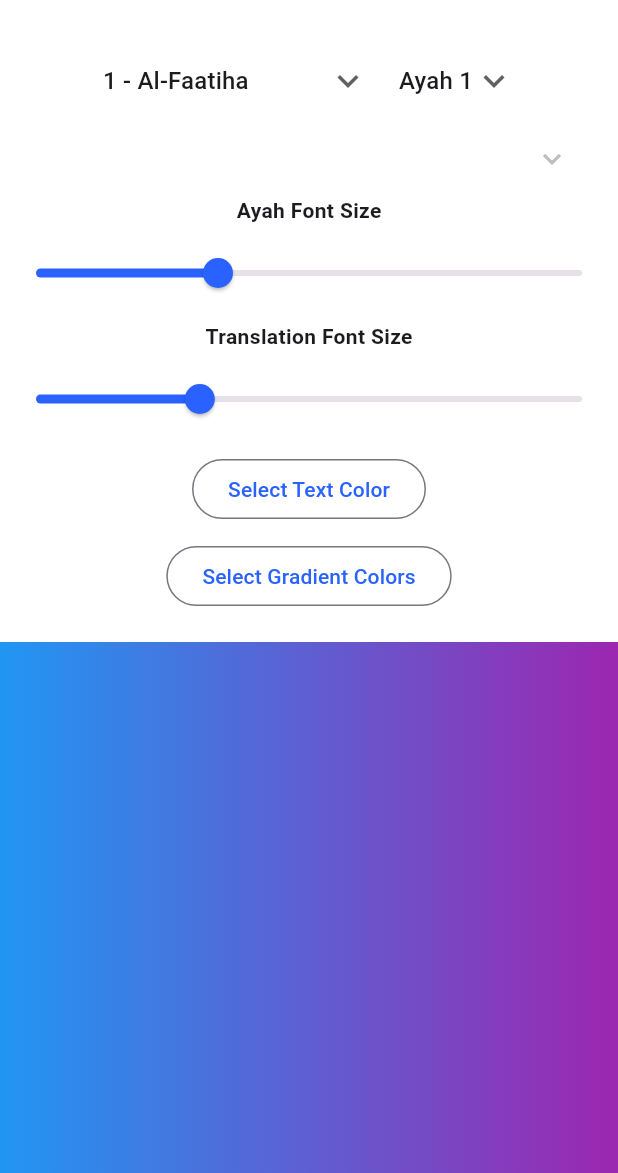
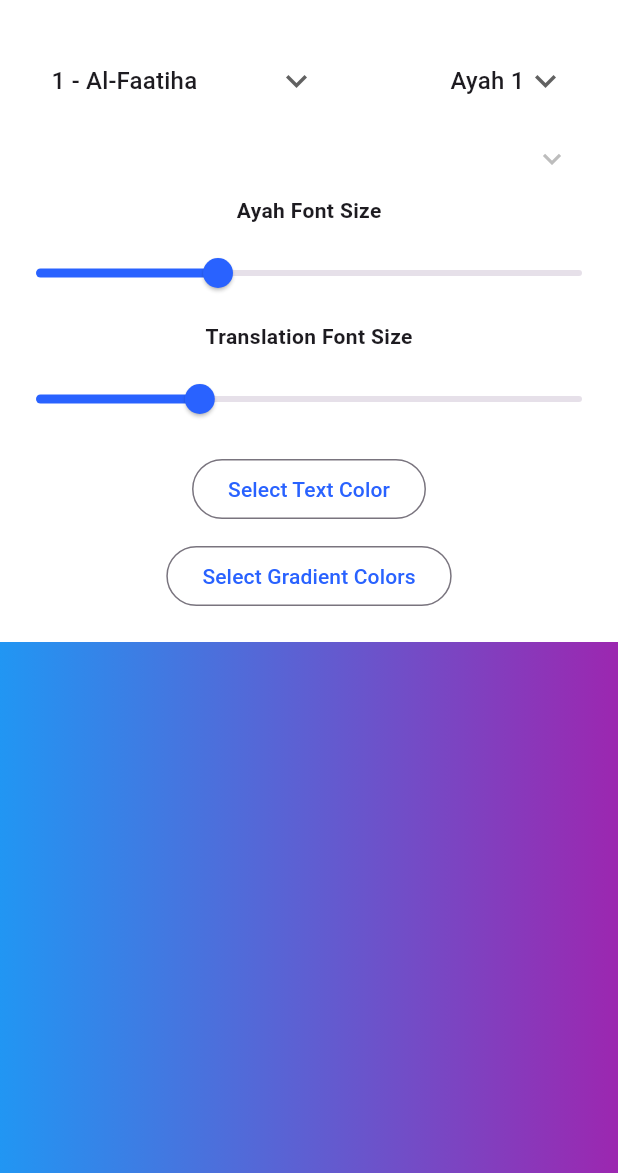
Before and after one commit to muzzammil763/Ayah_Share_Mobile_App, a Flutter app: the screen it shows after launch, on a phone screen of 412 x 824 dp, the part 63-1236 px from its top. Run offline on Flutter 3.47's test engine with Material 3 defaults, Android fonts, the phone set to English and light mode, and no system bars; drawn by our look-alikes of screenshot; our stand-ins replace firebase_core, flutter_colorpicker; accounts and stored records are empty; network calls fail.

Commit message:
some minor fixes

```diff
--- a/lib/main_screen/ui/main_screen.dart
+++ b/lib/main_screen/ui/main_screen.dart
@@ -98,7 +98,7 @@ class AyahShareScreenState extends State<AyahShareScreen> {
             // Surah and Ayah selection
             const SizedBox(height: 16),
             Row(
-              mainAxisAlignment: MainAxisAlignment.center,
+              mainAxisAlignment: MainAxisAlignment.spaceEvenly,
               children: [
                 DropdownButton<int>(
                   icon: const Icon(
@@ -151,9 +151,7 @@ class AyahShareScreenState extends State<AyahShareScreen> {
             const SizedBox(height: 16),
             Padding(
               padding: const EdgeInsets.symmetric(horizontal: 32),
-              child: Row(
-                children: [
-                  Expanded(
+              child: Expanded(
                 child: DropdownButton<String>(
                   underline: const SizedBox(),
                   icon: const Icon(Icons.keyboard_arrow_down_sharp),
@@ -176,8 +174,6 @@ class AyahShareScreenState extends State<AyahShareScreen> {
                     });
                   },
                 ),
-                  ),
-                ],
               ),
             ),
 
```
Lines whose indentation alone changed are shown as unchanged.
